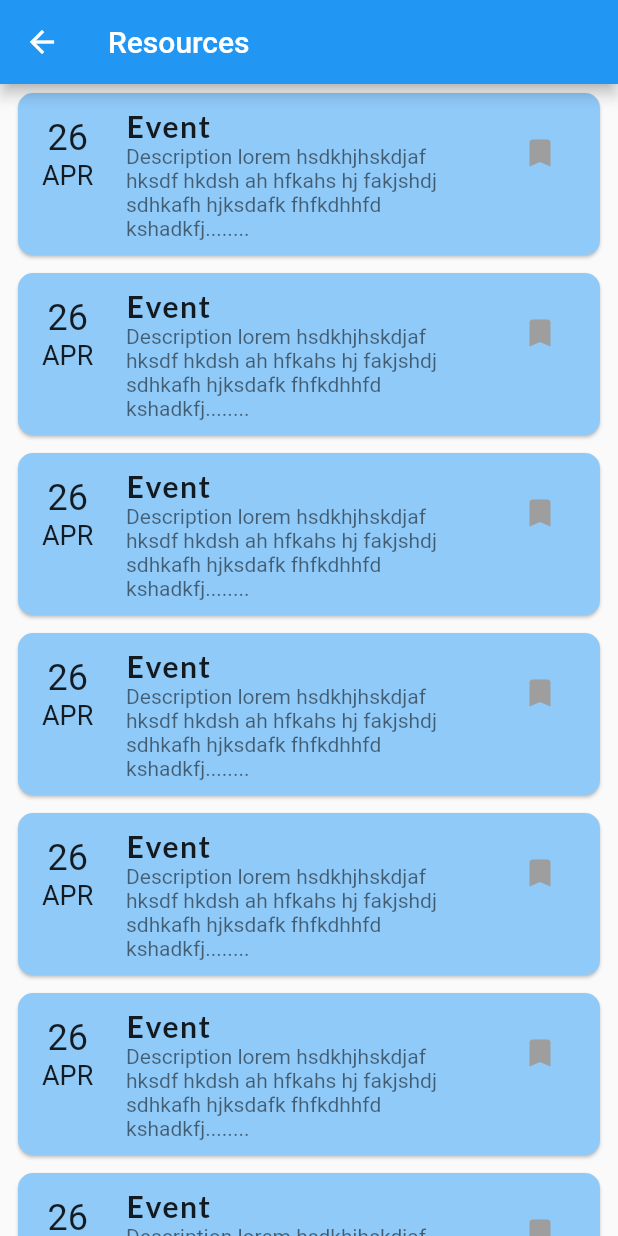
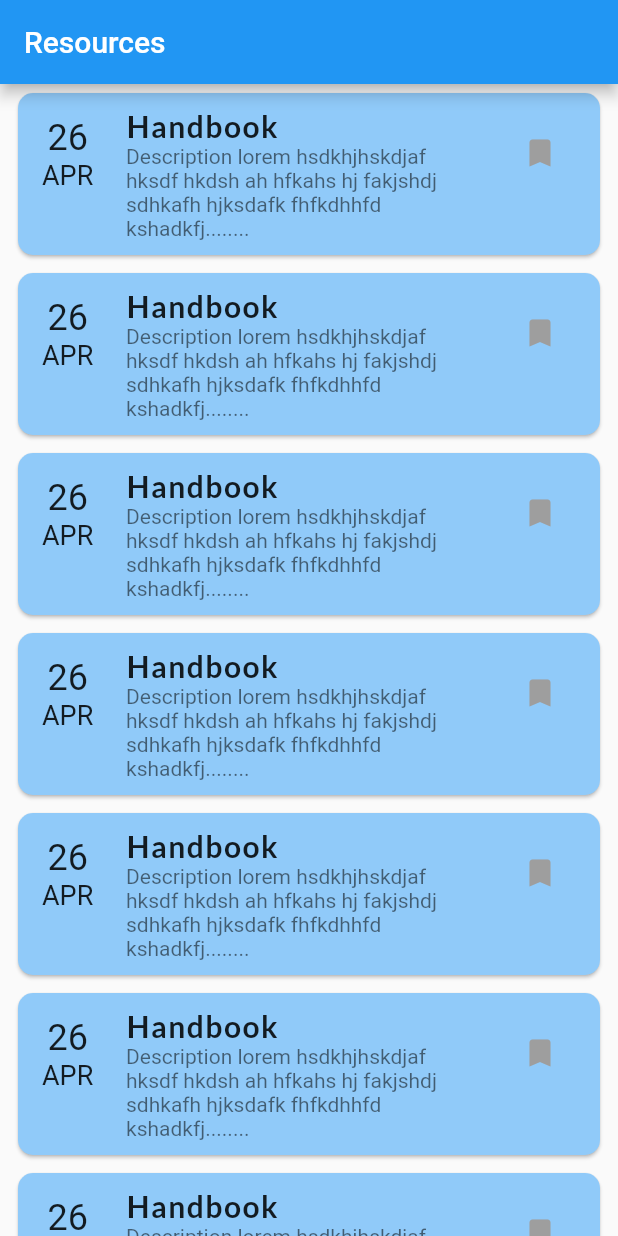
Before and after one commit to mr-compilerMS/rescue_army_flutter, a Flutter app: the ResourcesScreen screen opened directly, on a phone screen of 412 x 824 dp. Run offline on Flutter 3.47's test engine with Material 2 defaults, Android fonts, the phone set to English and light mode, and no system bars; drawn by our look-alikes of velocity_x; our stand-ins replace carousel_slider, cloud_firestore, firebase_auth, firebase_core, firebase_messaging, flutter_local_notifications and 4 more; missing offline and left inert: bulletin, cloud_firestore_web, firebase_auth_web, firebase_core_web, firebase_database_web, firebase_messaging_web and 6 more; accounts and stored records are empty; network calls fail.

Commit message:
i don't know what i did lol

```diff
--- a/lib/main.dart
+++ b/lib/main.dart
@@ -76,7 +76,6 @@ class App extends StatelessWidget {
         AppRoutes.eventinfo: (context) => EventInfoScreen(),
         AppRoutes.call: (context) => CallScreen(),
         AppRoutes.events: (context) => EventsScreen(),
-        AppRoutes.resources: (context) =>  Text('Resources'),
       },
       debugShowCheckedModeBanner: false,
       themeMode: ThemeMode.dark,
--- a/lib/screens/home_screen.dart
+++ b/lib/screens/home_screen.dart
@@ -158,11 +158,12 @@ class Home extends StatelessWidget {
               Icons.call,
               color: Color.fromARGB(255, 255, 255, 255),
             ),
-            onPressed: () => Navigator.popAndPushNamed(context, AppRoutes.call),
+            onPressed: () => Navigator.pushNamed(context, AppRoutes.call),
           ),
         ],
       ),
       body: ListView(children: [
+        SizedBox(height: 20),
         Padding(
           padding: EdgeInsets.only(bottom: 20),
           child: Center(
--- a/lib/screens/notification_screen.dart
+++ b/lib/screens/notification_screen.dart
@@ -11,6 +11,7 @@ class NotificationScreen extends StatelessWidget {
     return Scaffold(
       appBar: AppBar(
         title: Text('Notification'),
+        automaticallyImplyLeading: false,
       ),
       body: Column(
         crossAxisAlignment: CrossAxisAlignment.start,
--- a/lib/screens/resources_screen.dart
+++ b/lib/screens/resources_screen.dart
@@ -15,6 +15,8 @@ class _ResourcesScreenState extends State<ResourcesScreen> {
     return Scaffold(
       appBar: AppBar(
         title: Text('Resources'),
+        automaticallyImplyLeading: false,
+
       ),
       body: ListView(
         children: [
@@ -74,7 +76,7 @@ class _ResourceTileState extends State<ResourceTile> {
         ),
         // contentPadding: EdgeInsets.all(10),
         title: Text(
-          "Event",
+          "Handbook",
           style: TextStyle(
             fontFamily: GoogleFonts.lato().fontFamily,
             fontWeight: FontWeight.bold,
```
